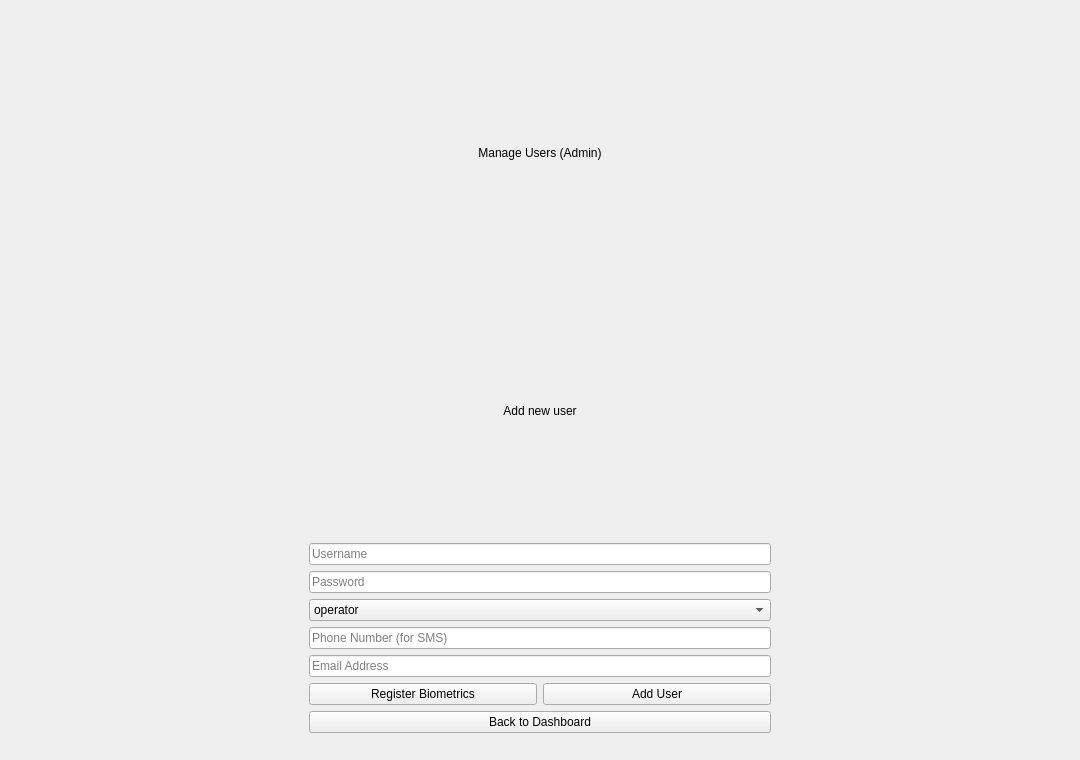
Qt form frontend/ui/manage_users.ui (eshaa03/Hack0) before a commit.
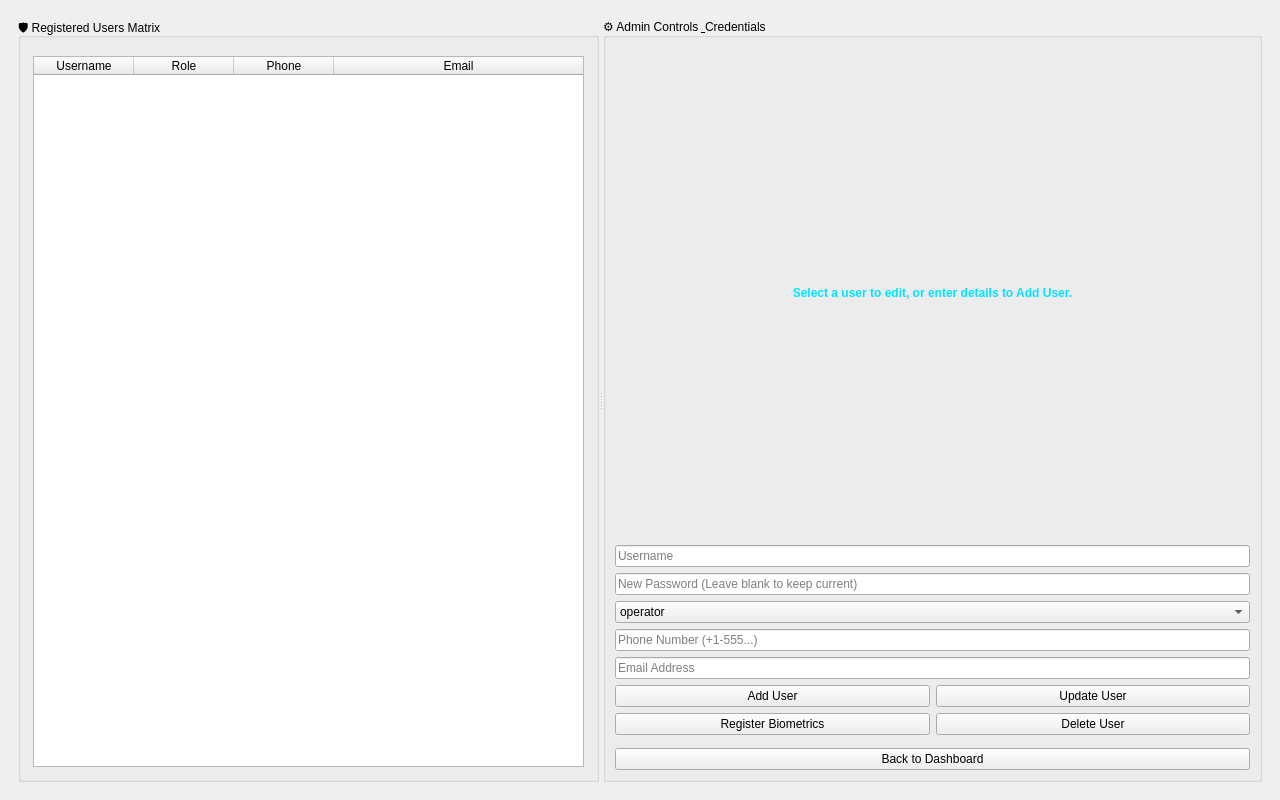
The same form after that commit.

```diff
--- a/frontend/ui/manage_users.ui
+++ b/frontend/ui/manage_users.ui
@@ -6,49 +6,67 @@
    <rect>
     <x>0</x>
     <y>0</y>
-    <width>1080</width>
-    <height>760</height>
+    <width>1280</width>
+    <height>800</height>
    </rect>
   </property>
   <property name="windowTitle">
-   <string>Hack0 - Manage Users</string>
+   <string>Hack0 - Advanced User Management</string>
   </property>
   <widget class="QWidget" name="centralwidget">
-   <layout class="QVBoxLayout" name="verticalLayout">
+   <layout class="QHBoxLayout" name="horizontalLayout_Main">
+    <property name="leftMargin"><number>18</number></property>
+    <property name="topMargin"><number>18</number></property>
+    <property name="rightMargin"><number>18</number></property>
+    <property name="bottomMargin"><number>18</number></property>
+    <property name="spacing"><number>14</number></property>
     <item>
-     <widget class="QFrame" name="rootPanel">
-      <layout class="QVBoxLayout" name="verticalLayout_2">
-       <item alignment="Qt::AlignHCenter">
-        <widget class="QFrame" name="card">
+     <widget class="QSplitter" name="splitter">
+      <property name="orientation"><enum>Qt::Horizontal</enum></property>
+      <property name="childrenCollapsible"><bool>false</bool></property>
+      
+      <!-- LEFT WRAPPER: Table -->
+      <widget class="QGroupBox" name="tableGroup">
+       <property name="title"><string>🛡️ Registered Users Matrix</string></property>
+       <layout class="QVBoxLayout" name="verticalLayout_Table">
+        <property name="leftMargin"><number>12</number></property>
+        <property name="topMargin"><number>18</number></property>
+        <property name="rightMargin"><number>12</number></property>
+        <property name="bottomMargin"><number>12</number></property>
+        <item>
+         <widget class="QTableWidget" name="usersTable">
+          <property name="editTriggers"><set>QAbstractItemView::NoEditTriggers</set></property>
+          <property name="selectionBehavior"><enum>QAbstractItemView::SelectRows</enum></property>
+          <property name="selectionMode"><enum>QAbstractItemView::SingleSelection</enum></property>
+          <property name="alternatingRowColors"><bool>true</bool></property>
+          <property name="showGrid"><bool>false</bool></property>
+          <attribute name="horizontalHeaderStretchLastSection"><bool>true</bool></attribute>
+          <column><property name="text"><string>Username</string></property></column>
+          <column><property name="text"><string>Role</string></property></column>
+          <column><property name="text"><string>Phone</string></property></column>
+          <column><property name="text"><string>Email</string></property></column>
+         </widget>
+        </item>
+       </layout>
+      </widget>
+
+      <!-- RIGHT WRAPPER: Form -->
+      <widget class="QGroupBox" name="formGroup">
+       <property name="title"><string>⚙️ Admin Controls &amp; Credentials</string></property>
          <property name="minimumSize">
-          <size>
-           <width>480</width>
-           <height>0</height>
-          </size>
-         </property>
-         <layout class="QVBoxLayout" name="verticalLayout_3">
-          <item>
-           <widget class="QLabel" name="titleLabel">
-            <property name="text"><string>Manage Users (Admin)</string></property>
-            <property name="alignment"><set>Qt::AlignCenter</set></property>
-           </widget>
-          </item>
+        <size><width>450</width><height>0</height></size>
+       </property>
+       <layout class="QVBoxLayout" name="verticalLayout_Form">
           <item>
            <widget class="QLabel" name="statusLabel">
-            <property name="text"><string>Add new user</string></property>
+          <property name="text"><string>Select a user to edit, or enter details to Add User.</string></property>
             <property name="alignment"><set>Qt::AlignCenter</set></property>
-           </widget>
-          </item>
-          <item>
-           <widget class="QLineEdit" name="usernameInput">
-            <property name="placeholderText"><string>Username</string></property>
-           </widget>
-          </item>
-          <item>
-           <widget class="QLineEdit" name="passwordInput">
-            <property name="placeholderText"><string>Password</string></property>
-           </widget>
-          </item>
+          <property name="styleSheet"><string>color: #00E5FF; padding: 10px; font-weight: bold;</string></property>
+         </widget>
+        </item>
+        
+        <item><widget class="QLineEdit" name="usernameInput"><property name="placeholderText"><string>Username</string></property></widget></item>
+        <item><widget class="QLineEdit" name="passwordInput"><property name="placeholderText"><string>New Password (Leave blank to keep current)</string></property><property name="echoMode"><enum>QLineEdit::Password</enum></property></widget></item>
           <item>
            <widget class="QComboBox" name="roleComboBox">
             <item><property name="text"><string>operator</string></property></item>
@@ -57,39 +75,48 @@
             <item><property name="text"><string>admin</string></property></item>
            </widget>
           </item>
+        <item><widget class="QLineEdit" name="phoneInput"><property name="placeholderText"><string>Phone Number (+1-555...)</string></property></widget></item>
+        <item><widget class="QLineEdit" name="emailInput"><property name="placeholderText"><string>Email Address</string></property></widget></item>
+        
           <item>
-           <widget class="QLineEdit" name="phoneInput">
-            <property name="placeholderText"><string>Phone Number (for SMS)</string></property>
-           </widget>
-          </item>
-          <item>
-           <widget class="QLineEdit" name="emailInput">
-            <property name="placeholderText"><string>Email Address</string></property>
-           </widget>
-          </item>
-          <item>
-           <layout class="QHBoxLayout" name="horizontalLayout">
-            <item>
-             <widget class="QPushButton" name="registerBiometricButton">
-              <property name="text"><string>Register Biometrics</string></property>
-             </widget>
-            </item>
-            <item>
+         <layout class="QGridLayout" name="gridLayoutButtons">
+          <item row="0" column="0">
              <widget class="QPushButton" name="addUserButton">
               <property name="text"><string>Add User</string></property>
              </widget>
             </item>
-           </layout>
-          </item>
+          <item row="0" column="1">
+           <widget class="QPushButton" name="updateUserButton">
+            <property name="text"><string>Update User</string></property>
+           </widget>
+          </item>
+          <item row="1" column="0">
+           <widget class="QPushButton" name="registerBiometricButton">
+            <property name="text"><string>Register Biometrics</string></property>
+           </widget>
+          </item>
+          <item row="1" column="1">
+           <widget class="QPushButton" name="deleteUserButton">
+            <property name="text"><string>Delete User</string></property>
+           </widget>
+          </item>
+         </layout>
+        </item>
+        
+        <item>
+         <spacer name="verticalSpacer">
+          <property name="orientation"><enum>Qt::Vertical</enum></property>
+          <property name="sizeType"><enum>QSizePolicy::Expanding</enum></property>
+         </spacer>
+        </item>
           <item>
            <widget class="QPushButton" name="backButton">
             <property name="text"><string>Back to Dashboard</string></property>
            </widget>
           </item>
-         </layout>
-        </widget>
-       </item>
-      </layout>
+
+       </layout>
+      </widget>
      </widget>
     </item>
    </layout>
```
Lines whose indentation alone changed are shown as unchanged.
